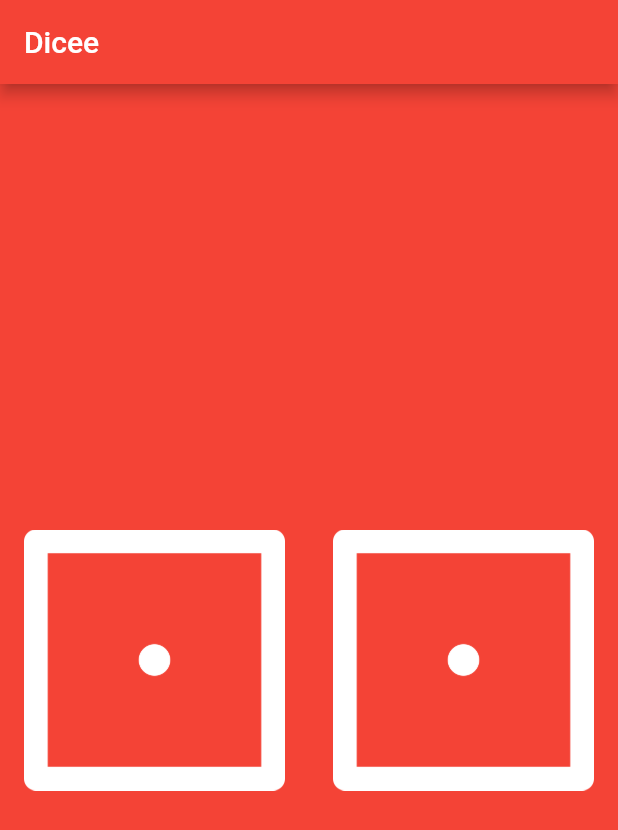
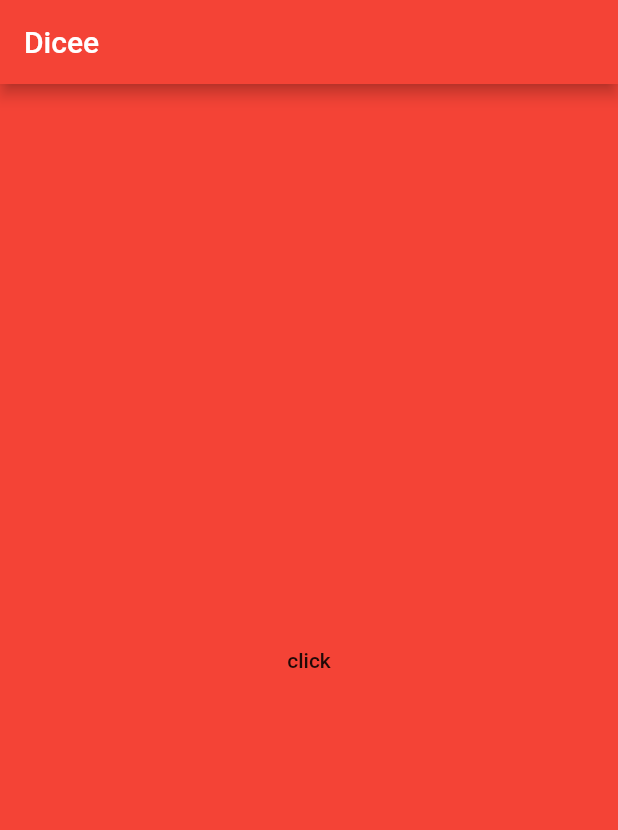
Before and after one commit to Hwan-seok/flutter_practice, a Flutter app: the screen it shows after launch, on a phone screen of 412 x 824 dp. Shown: the top 830 px of the screen. Run offline on Flutter 3.47's test engine with Material 2 defaults, Android fonts, the light colour scheme and no system bars; our stand-ins replace audioplayers.

Commit message:
(practice)

```diff
--- a/lib/main.dart
+++ b/lib/main.dart
@@ -1,5 +1,4 @@
-import 'dart:math';
-
+import 'package:audioplayers/audio_cache.dart';
 import 'package:flutter/material.dart';
 
 void main() {
@@ -11,48 +10,16 @@ void main() {
           title: Text('Dicee'),
           backgroundColor: Colors.red,
         ),
-        body: DicePage(),
+        body: Center(
+          child: FlatButton(
+            onPressed: () {
+              final player = AudioCache();
+              player.play('note1.wav');
+            },
+            child: Text("click"),
+          ),
+        ),
       ),
     ),
   );
 }
-
-class DicePage extends StatefulWidget {
-  @override
-  _DicePageState createState() => _DicePageState();
-}
-
-class _DicePageState extends State<DicePage> {
-  int leftDiceNumber = 1;
-  int rightDiceNumber = 1;
-  void onPressDice() {
-    setState(() {
-      leftDiceNumber = Random().nextInt(6) + 1;
-      rightDiceNumber = Random().nextInt(6) + 1;
-    });
-  }
-
-  @override
-  Widget build(BuildContext context) {
-    return Container(
-      child: Center(
-        child: Row(
-          children: <Widget>[
-            Expanded(
-              child: FlatButton(
-                onPressed: onPressDice,
-                child: Image.asset('images/dice$leftDiceNumber.png'),
-              ),
-            ),
-            Expanded(
-              child: FlatButton(
-                onPressed: onPressDice,
-                child: Image.asset('images/dice$rightDiceNumber.png'),
-              ),
-            )
-          ],
-        ),
-      ),
-    );
-  }
-}
--- a/pubspec.yaml
+++ b/pubspec.yaml
@@ -11,6 +11,7 @@ dependencies:
     sdk: flutter
 
   cupertino_icons: ^0.1.2
+  audioplayers: ^0.14.2
 
 dev_dependencies:
   flutter_test:
@@ -21,4 +22,4 @@ flutter:
   uses-material-design: true
 
   assets:
-  - images/
+    - assets/
```
Also changed, not shown: pubspec.lock, 7 other files.
